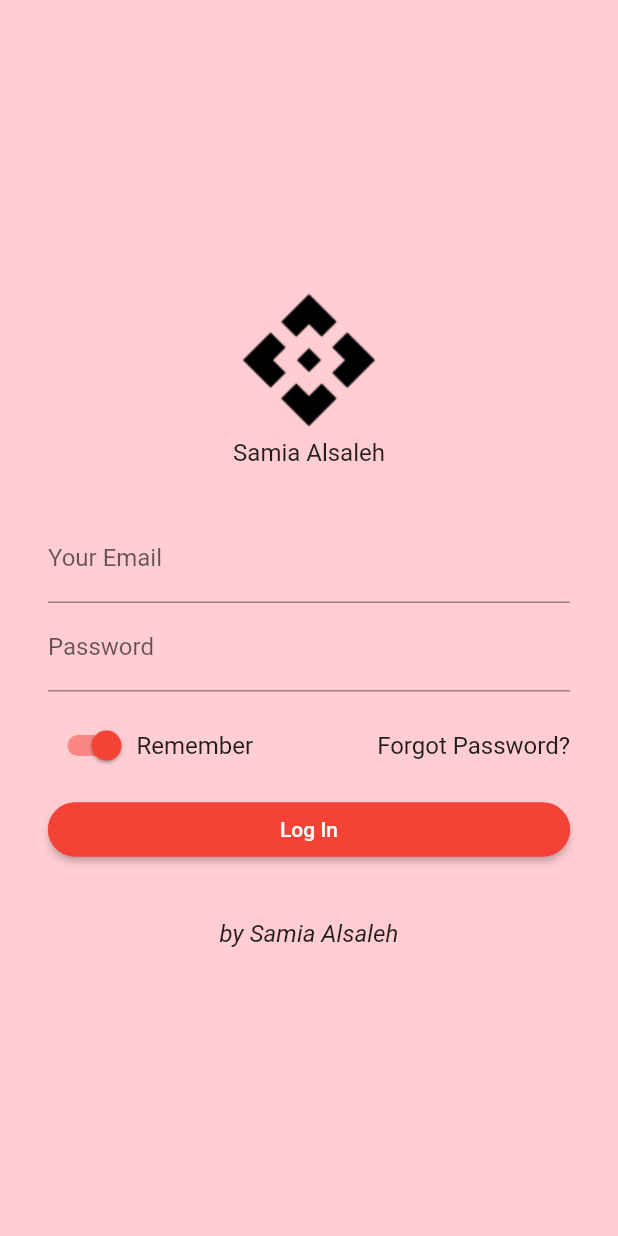
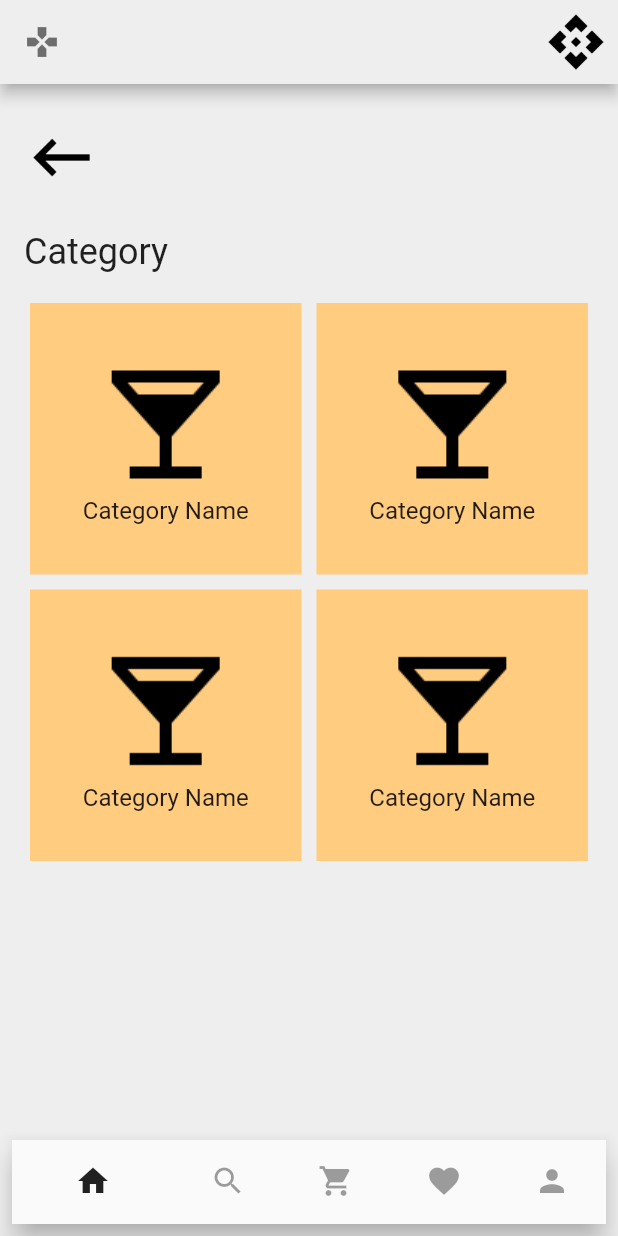
Before and after one commit to Baneeishaque/Samia-Al-Saleh-V2, a Flutter app: the screen it shows after launch, on a phone screen of 412 x 824 dp. Run offline on Flutter 3.47's test engine with Material 2 defaults, Android fonts, the phone set to English and light mode, and no system bars.

Commit message:
categories

```diff
--- /dev/null
+++ b/lib/categories.dart
@@ -0,0 +1,184 @@
+import 'package:flutter/material.dart';
+
+class CategoriesPage extends StatefulWidget {
+  CategoriesPage({Key key, this.title}) : super(key: key);
+
+  final String title;
+
+  @override
+  _CategoriesPageState createState() => _CategoriesPageState();
+}
+
+class _CategoriesPageState extends State<CategoriesPage> {
+  @override
+  Widget build(BuildContext context) {
+    return Scaffold(
+        backgroundColor: Colors.grey[200],
+        appBar: AppBar(
+          backgroundColor: Colors.grey[200],
+          leading: IconButton(
+            icon: Icon(
+              Icons.gamepad,
+              color: Colors.black54,
+            ),
+            onPressed: () {},
+          ),
+          actions: [
+            Container(
+              margin: const EdgeInsets.all(8),
+              child: new Image.asset("assets/images/sharp_api_black_48dp.png"),
+            ),
+          ],
+        ),
+        body: Center(
+          child: Column(
+            mainAxisAlignment: MainAxisAlignment.center,
+            children: <Widget>[
+              SizedBox(
+                height: 24,
+              ),
+              new Padding(
+                padding: EdgeInsets.only(left: 16),
+                child: new Row(
+                  mainAxisAlignment: MainAxisAlignment.start,
+                  children: <Widget>[
+                    new Image.asset(
+                      "assets/images/sharp_keyboard_backspace_black_48dp.png",
+                      height: 50,
+                      width: 50,
+                    ),
+                  ],
+                ),
+              ),
+              SizedBox(
+                height: 24,
+              ),
+              new Padding(
+                padding: EdgeInsets.only(left: 16),
+                child: new Row(
+                  mainAxisAlignment: MainAxisAlignment.start,
+                  children: <Widget>[
+                    Text(
+                      'Category',
+                      textAlign: TextAlign.start,
+                      style: TextStyle(fontSize: 24),
+                    ),
+                  ],
+                ),
+              ),
+              new Expanded(
+                  child: GridView.count(
+                primary: false,
+                padding: const EdgeInsets.all(20),
+                crossAxisSpacing: 10,
+                mainAxisSpacing: 10,
+                crossAxisCount: 2,
+                children: <Widget>[
+                  Container(
+                    padding: const EdgeInsets.all(8),
+                    child: Column(
+                      mainAxisAlignment: MainAxisAlignment.center,
+                      children: <Widget>[
+                        new Image.asset(
+                          "assets/images/sharp_local_bar_black_48dp.png",
+                        ),
+                        Text(
+                          'Category Name',
+                          textAlign: TextAlign.center,
+                          style: TextStyle(fontSize: 16),
+                        ),
+                      ],
+                    ),
+                    color: Colors.orange[200],
+                  ),
+                  Container(
+                    padding: const EdgeInsets.all(8),
+                    child: Column(
+                      mainAxisAlignment: MainAxisAlignment.center,
+                      children: <Widget>[
+                        new Image.asset(
+                          "assets/images/sharp_local_bar_black_48dp.png",
+                        ),
+                        Text(
+                          'Category Name',
+                          textAlign: TextAlign.center,
+                          style: TextStyle(fontSize: 16),
+                        ),
+                      ],
+                    ),
+                    color: Colors.orange[200],
+                  ),
+                  Container(
+                    padding: const EdgeInsets.all(8),
+                    child: Column(
+                      mainAxisAlignment: MainAxisAlignment.center,
+                      children: <Widget>[
+                        new Image.asset(
+                          "assets/images/sharp_local_bar_black_48dp.png",
+                        ),
+                        Text(
+                          'Category Name',
+                          textAlign: TextAlign.center,
+                          style: TextStyle(fontSize: 16),
+                        ),
+                      ],
+                    ),
+                    color: Colors.orange[200],
+                  ),
+                  Container(
+                    padding: const EdgeInsets.all(8),
+                    child: Column(
+                      mainAxisAlignment: MainAxisAlignment.center,
+                      children: <Widget>[
+                        new Image.asset(
+                          "assets/images/sharp_local_bar_black_48dp.png",
+                        ),
+                        Text(
+                          'Category Name',
+                          textAlign: TextAlign.center,
+                          style: TextStyle(fontSize: 16),
+                        ),
+                      ],
+                    ),
+                    color: Colors.orange[200],
+                  ),
+                ],
+              )),
+            ],
+          ),
+        ),
+        bottomNavigationBar: Container(
+          padding: EdgeInsets.all(8),
+          child: BottomNavigationBar(
+            showSelectedLabels: false,
+            showUnselectedLabels: false,
+            items: const <BottomNavigationBarItem>[
+              BottomNavigationBarItem(
+                icon: Icon(Icons.home),
+                title: Text('Home'),
+              ),
+              BottomNavigationBarItem(
+                icon: Icon(Icons.search),
+                title: Text('Home'),
+              ),
+              BottomNavigationBarItem(
+                icon: Icon(Icons.shopping_cart),
+                title: Text('Home'),
+              ),
+              BottomNavigationBarItem(
+                icon: Icon(Icons.favorite),
+                title: Text('Home'),
+              ),
+              BottomNavigationBarItem(
+                icon: Icon(Icons.person),
+                title: Text('Home'),
+              ),
+            ],
+            currentIndex: 0,
+            selectedItemColor: Colors.black87,
+            unselectedItemColor: Colors.black38,
+            onTap: (index) {},
+          ),
+        ));
+  }
+}
--- a/lib/main.dart
+++ b/lib/main.dart
@@ -1,5 +1,5 @@
 import 'package:flutter/material.dart';
-import 'package:samia_al_saleh/login.dart';
+import 'package:samia_al_saleh/categories.dart';
 
 void main() {
   runApp(MyApp());
@@ -15,7 +15,8 @@ class MyApp extends StatelessWidget {
         visualDensity: VisualDensity.adaptivePlatformDensity,
       ),
 //      home: LauncherPage(title: 'Samia Alsaleh Launcher'),
-      home: LoginPage(title: 'Samia Alsaleh Login'),
+//      home: LoginPage(title: 'Samia Alsaleh Product Login'),
+      home: CategoriesPage(title: 'Samia Alsaleh Product Categories'),
       debugShowCheckedModeBanner: false,
     );
   }
```
